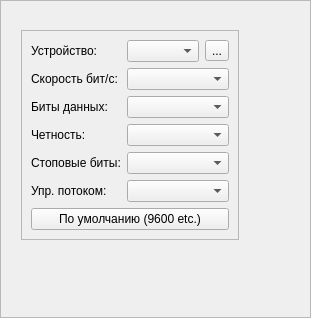
First picture: the form in Qt/lib2/serial5/serialbox5/src/ui/serialbox5.ui, repository RinatB2017/mega_GIT, before the edit.
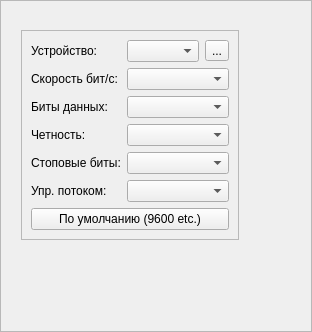
Second picture: the form after the edit. Icons and pictures are not drawn.

```diff
--- a/Qt/lib2/serial5/serialbox5/src/ui/serialbox5.ui
+++ b/Qt/lib2/serial5/serialbox5/src/ui/serialbox5.ui
@@ -6,8 +6,8 @@
    <rect>
     <x>0</x>
     <y>0</y>
-    <width>311</width>
-    <height>318</height>
+    <width>312</width>
+    <height>332</height>
    </rect>
   </property>
   <layout class="QHBoxLayout" name="horizontalLayout">
@@ -36,7 +36,6 @@
        <widget class="QLabel" name="captionBox">
         <property name="font">
          <font>
-          <weight>75</weight>
           <bold>true</bold>
          </font>
         </property>
```
Left out of the diff: 38 changed lines with no effect on the pictures.
